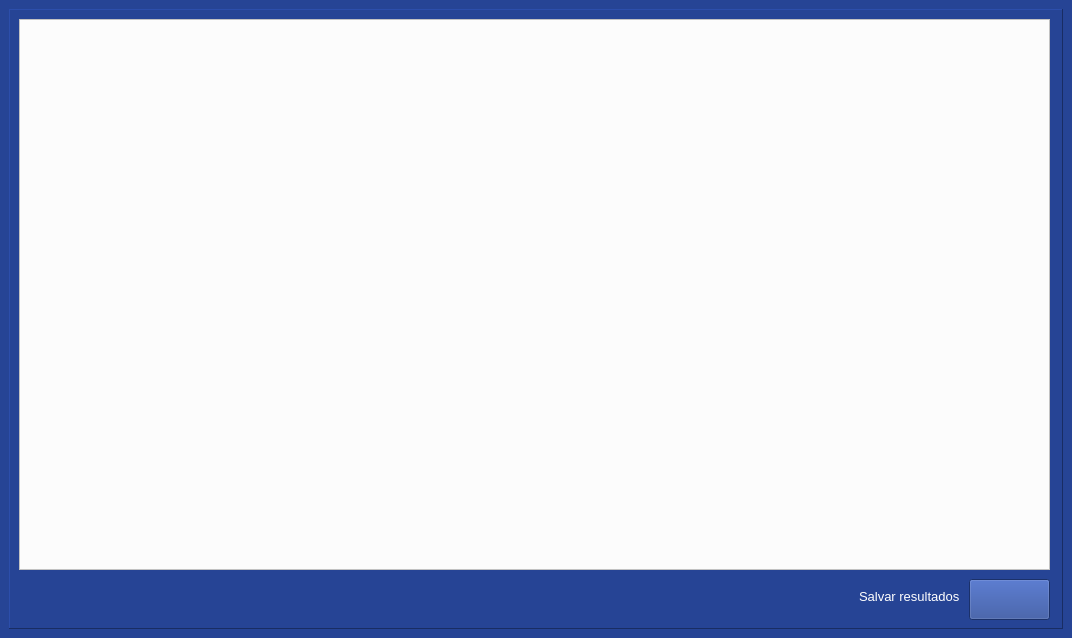
EduardoFerreira22/Tech_Tools, file win_result.ui: the form before one commit.
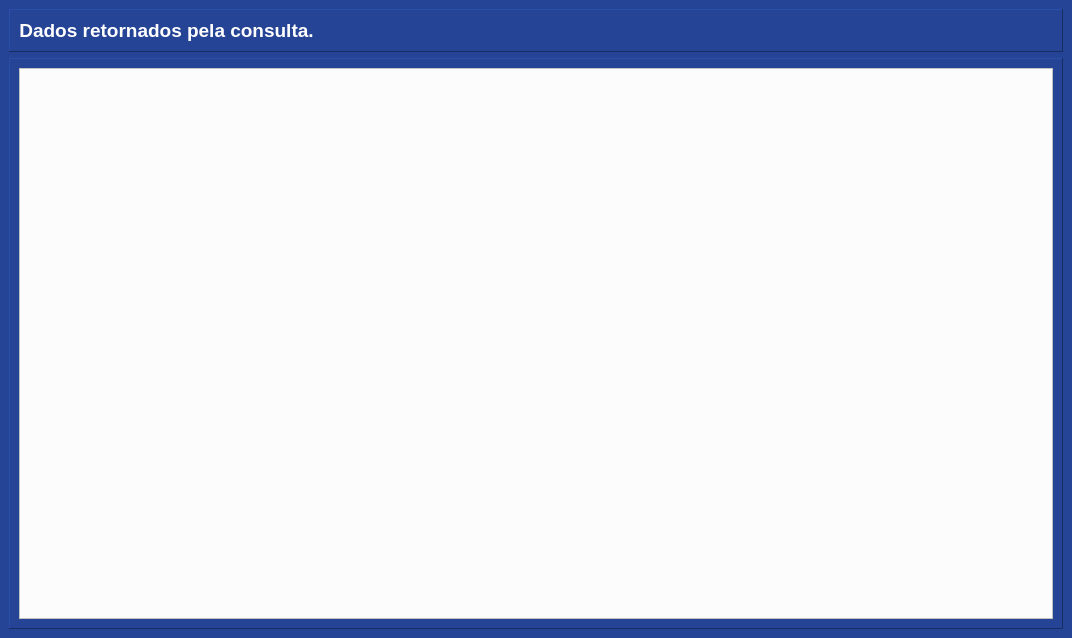
The form after the commit. Icons and pictures are not drawn.

Commit message: Adicionando responsividade a tela de resultados de querys

Diff of the .ui file:
```diff
--- a/win_result.ui
+++ b/win_result.ui
@@ -20,26 +20,80 @@
    <string notr="true">background-color: rgb(38, 68, 149);</string>
   </property>
   <widget class="QWidget" name="centralwidget">
-   <layout class="QVBoxLayout" name="verticalLayout">
-    <item>
+   <layout class="QGridLayout" name="gridLayout">
+    <item row="0" column="0">
      <widget class="QFrame" name="frame_2">
+      <property name="maximumSize">
+       <size>
+        <width>16777215</width>
+        <height>60</height>
+       </size>
+      </property>
       <property name="frameShape">
        <enum>QFrame::Panel</enum>
       </property>
       <property name="frameShadow">
        <enum>QFrame::Raised</enum>
       </property>
-      <widget class="QTableWidget" name="tableWidget">
-       <property name="geometry">
-        <rect>
-         <x>10</x>
-         <y>10</y>
-         <width>1031</width>
-         <height>551</height>
-        </rect>
-       </property>
-       <property name="styleSheet">
-        <string notr="true">QHeaderView::section{
+      <layout class="QGridLayout" name="gridLayout_2">
+       <item row="0" column="3" alignment="Qt::AlignRight">
+        <widget class="QPushButton" name="pushButton">
+         <property name="cursor">
+          <cursorShape>PointingHandCursor</cursorShape>
+         </property>
+         <property name="toolTip">
+          <string>&lt;html&gt;&lt;head/&gt;&lt;body&gt;&lt;p&gt;&lt;span style=&quot; font-size:8pt; color:#00007f;&quot;&gt;Salvar em .csv&lt;/span&gt;&lt;/p&gt;&lt;/body&gt;&lt;/html&gt;</string>
+         </property>
+         <property name="styleSheet">
+          <string notr="true">QPushButton{
+	border:none;
+	color: rgb(0, 0, 127);
+}
+
+QPushButton:hover{
+	
+	color: rgb(255, 255, 255);
+	background-color:rgb(49,147,0)
+}</string>
+         </property>
+         <property name="text">
+          <string/>
+         </property>
+         <property name="icon">
+          <iconset resource="icons_.qrc">
+           <normaloff>:/icons/image/folder.png</normaloff>:/icons/image/folder.png</iconset>
+         </property>
+         <property name="iconSize">
+          <size>
+           <width>40</width>
+           <height>40</height>
+          </size>
+         </property>
+        </widget>
+       </item>
+       <item row="0" column="2" alignment="Qt::AlignLeft">
+        <widget class="QLabel" name="label">
+         <property name="text">
+          <string>&lt;html&gt;&lt;head/&gt;&lt;body&gt;&lt;p align=&quot;center&quot;&gt;&lt;span style=&quot; font-size:14pt; font-weight:700; color:#ffffff;&quot;&gt;Dados retornados pela consulta.&lt;/span&gt;&lt;/p&gt;&lt;/body&gt;&lt;/html&gt;</string>
+         </property>
+        </widget>
+       </item>
+      </layout>
+     </widget>
+    </item>
+    <item row="1" column="0">
+     <widget class="QFrame" name="frame">
+      <property name="frameShape">
+       <enum>QFrame::Panel</enum>
+      </property>
+      <property name="frameShadow">
+       <enum>QFrame::Raised</enum>
+      </property>
+      <layout class="QGridLayout" name="gridLayout_3">
+       <item row="0" column="0">
+        <widget class="QTableWidget" name="tableWidget_query">
+         <property name="styleSheet">
+          <string notr="true">QHeaderView::section{
 background-color:rgb(148,148,148);
 	color:rgb(255,255,255);
 	font: 10pt &quot;MS Shell Dlg 2&quot;;
@@ -48,52 +102,13 @@
 QTableWidget{
 	background-color:rgb(252,252,252);
 }</string>
-       </property>
-      </widget>
-      <widget class="QPushButton" name="pushButton">
-       <property name="geometry">
-        <rect>
-         <x>960</x>
-         <y>570</y>
-         <width>81</width>
-         <height>41</height>
-        </rect>
-       </property>
-       <property name="styleSheet">
-        <string notr="true">
-
-QPushButton:hover{
-	border:none;
-	background-color: rgb(251, 99, 4);
-}</string>
-       </property>
-       <property name="text">
-        <string/>
-       </property>
-       <property name="icon">
-        <iconset resource="icons_.qrc">
-         <normaloff>:/icons/image/salvar.png</normaloff>:/icons/image/salvar.png</iconset>
-       </property>
-       <property name="iconSize">
-        <size>
-         <width>30</width>
-         <height>30</height>
-        </size>
-       </property>
-      </widget>
-      <widget class="QLabel" name="label">
-       <property name="geometry">
-        <rect>
-         <x>850</x>
-         <y>580</y>
-         <width>101</width>
-         <height>16</height>
-        </rect>
-       </property>
-       <property name="text">
-        <string>&lt;html&gt;&lt;head/&gt;&lt;body&gt;&lt;p&gt;&lt;span style=&quot; font-size:10pt; color:#ffffff;&quot;&gt;Salvar resultados&lt;/span&gt;&lt;/p&gt;&lt;/body&gt;&lt;/html&gt;</string>
-       </property>
-      </widget>
+         </property>
+         <attribute name="verticalHeaderVisible">
+          <bool>false</bool>
+         </attribute>
+        </widget>
+       </item>
+      </layout>
      </widget>
     </item>
    </layout>
```
Left out of the diff: 1 changed line with no effect on the pictures. The commit also changes 13 other files.
